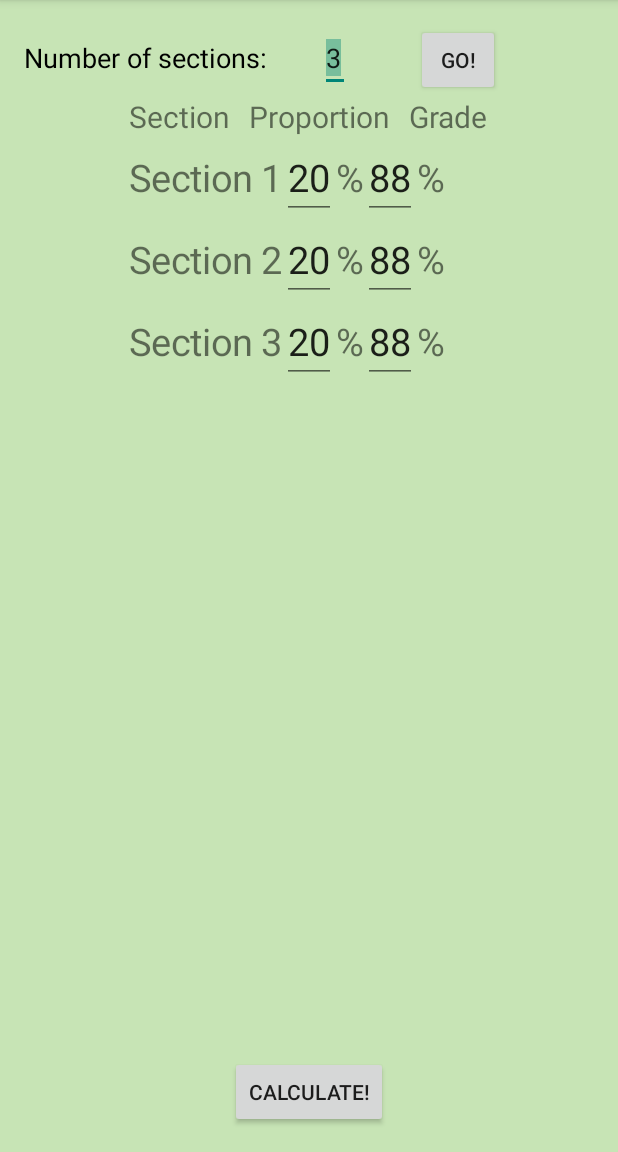
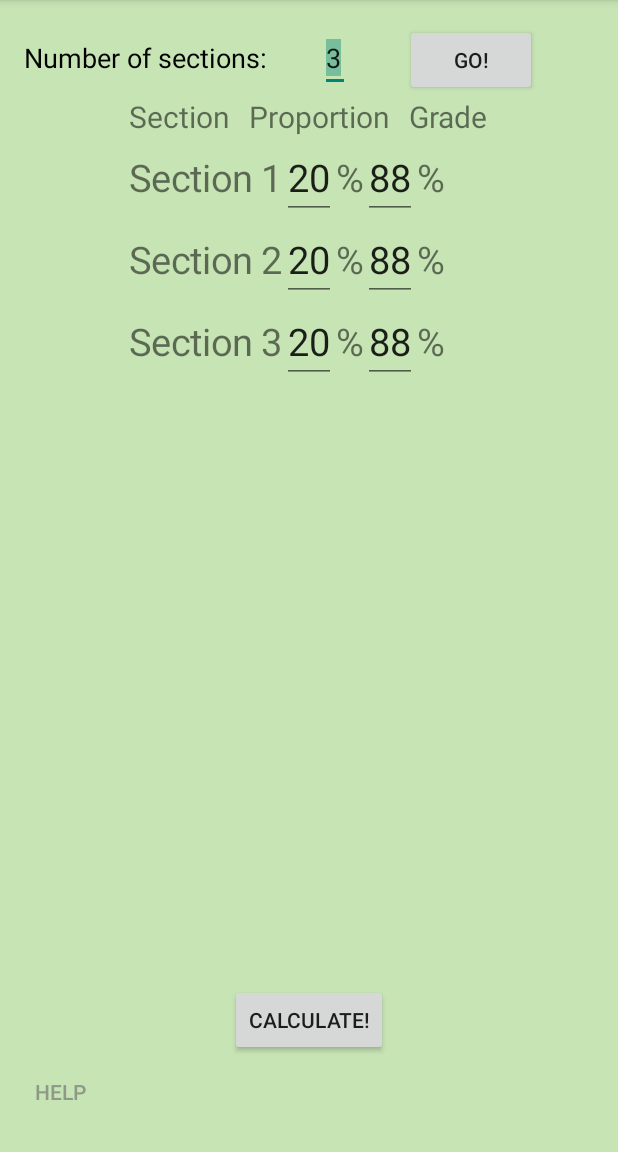
Before and after one commit to nchanfreau/first, an Android app: the screen it shows after launch (FirstActivity), after a tap on "GO!", on a phone screen of 412 x 824 dp, the part 84-1236 px from its top. Run offline under Robolectric (Android 15) with nearby library versions, the phone set to English and light mode, and no system bars.

Commit message:
made small changes to layout of firstActivity and naming used in code

```diff
--- a/app/src/main/java/com/example/nataliechanfreau/myapplication/FirstActivity.java
+++ b/app/src/main/java/com/example/nataliechanfreau/myapplication/FirstActivity.java
@@ -74,7 +74,7 @@ public class FirstActivity extends ActionBarActivity {
         addContent();
     }
 
-    public void buttonOnClick(View v) {
+    public void calculateButtonOnClick(View v) {
         try {
             double[] result = doMathOnUserInput();
 
@@ -113,7 +113,7 @@ public class FirstActivity extends ActionBarActivity {
         return ret;
     }
 
-    public void classesButtonOnClick(View v) {
+    public void sectionsButtonOnClick(View v) {
         clearRows();
         addContent();
     }
--- a/app/src/main/res/layout/activity_one.xml
+++ b/app/src/main/res/layout/activity_one.xml
@@ -23,14 +23,22 @@
             android:text="Calculate!"
             android:id="@+id/button"
             android:layout_below="@+id/textView2"
-            android:layout_marginTop="57dp"
-            android:onClick="buttonOnClick"
+            android:onClick="calculateButtonOnClick"
             android:layout_alignRight="@+id/gradeRequired"
             android:layout_alignEnd="@+id/gradeRequired"
             android:layout_alignLeft="@+id/gradeRequired"
             android:layout_alignStart="@+id/gradeRequired"
             android:layout_weight="0.03"
             android:layout_gravity="center_horizontal" />
+
+        <Button
+            style="?android:attr/buttonStyleSmall"
+            android:layout_width="wrap_content"
+            android:layout_height="wrap_content"
+            android:text="HELP"
+            android:background="@android:color/transparent"
+            android:id="@+id/helpButton"
+            android:textColor="#a5707070" />
 
     </LinearLayout>
 
@@ -75,22 +83,23 @@
                 android:layout_weight="0.23"></RelativeLayout>
 
             <Button
-                android:layout_width="56dp"
+                android:layout_width="wrap_content"
                 android:layout_height="wrap_content"
                 android:text="GO!"
                 android:id="@+id/classesButton"
-                android:onClick="classesButtonOnClick" />
+                android:onClick="sectionsButtonOnClick" />
 
         </LinearLayout>
     </LinearLayout>
 
     <ScrollView
         android:layout_width="wrap_content"
-        android:layout_height="350dp"
+        android:layout_height="fill_parent"
         android:id="@+id/scrollView"
         android:layout_below="@+id/linearLayout0"
         android:layout_centerHorizontal="true"
-        android:isScrollContainer="false">
+        android:isScrollContainer="false"
+        android:layout_above="@+id/linearLayout2">
 
         <LinearLayout
             android:orientation="vertical"
```
